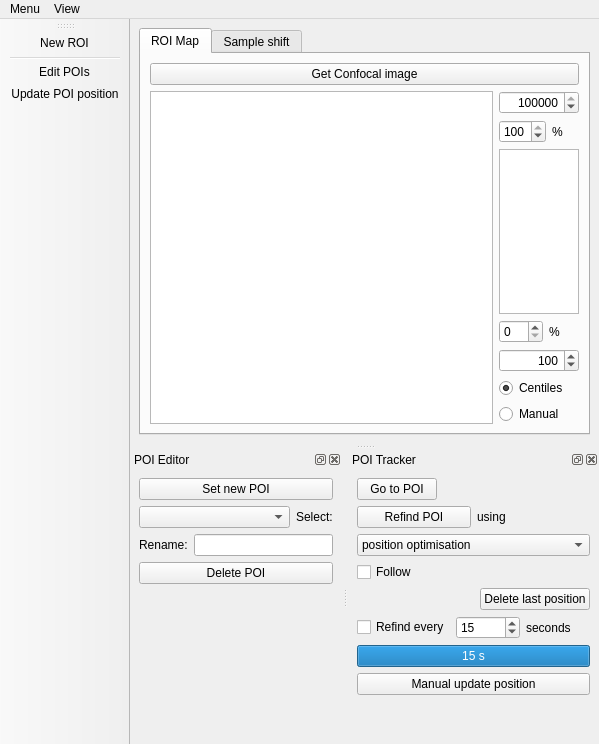
Qt form gui/PoiManager/PoiManagerGuiUI.ui (Ulm-IQO/qudi) before a commit.
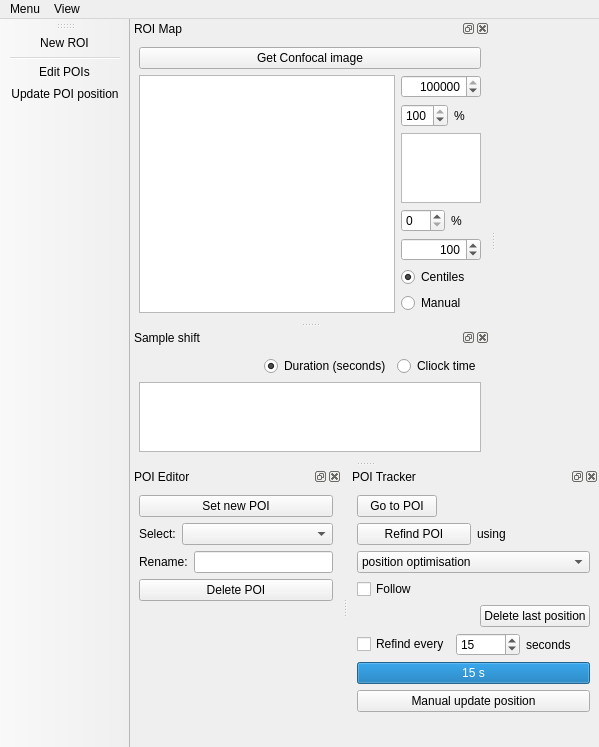
The same form after that commit. Icons and pictures are not drawn. Custom widgets are drawn as their Qt base class.

Commit message: Full dock widget layout for POI Manager.

What changed in the file:
```diff
--- a/gui/PoiManager/PoiManagerGuiUI.ui
+++ b/gui/PoiManager/PoiManagerGuiUI.ui
@@ -7,12 +7,15 @@
     <x>0</x>
     <y>0</y>
     <width>599</width>
-    <height>744</height>
+    <height>747</height>
    </rect>
   </property>
   <property name="windowTitle">
    <string>qudi: POI Manager</string>
   </property>
+  <property name="tabShape">
+   <enum>QTabWidget::Triangular</enum>
+  </property>
   <property name="dockOptions">
    <set>QMainWindow::AllowTabbedDocks|QMainWindow::AnimatedDocks</set>
   </property>
@@ -20,286 +23,7 @@
    <property name="enabled">
     <bool>true</bool>
    </property>
-   <layout class="QVBoxLayout" name="verticalLayout_3">
-    <item>
-     <widget class="QTabWidget" name="tabWidget">
-      <property name="currentIndex">
-       <number>0</number>
-      </property>
-      <widget class="QWidget" name="roiMap">
-       <attribute name="title">
-        <string>ROI Map</string>
-       </attribute>
-       <layout class="QVBoxLayout" name="verticalLayout_4">
-        <item>
-         <widget class="QPushButton" name="get_confocal_image_Button">
-          <property name="text">
-           <string>Get Confocal image</string>
-          </property>
-         </widget>
-        </item>
-        <item>
-         <layout class="QHBoxLayout" name="horizontalLayout_10">
-          <item>
-           <widget class="PlotWidget" name="roi_map_ViewWidget">
-            <property name="sizePolicy">
-             <sizepolicy hsizetype="Expanding" vsizetype="Expanding">
-              <horstretch>0</horstretch>
-              <verstretch>6</verstretch>
-             </sizepolicy>
-            </property>
-           </widget>
-          </item>
-          <item>
-           <layout class="QVBoxLayout" name="verticalLayout" stretch="0,0,1,0,0,0,0">
-            <item>
-             <widget class="QSpinBox" name="roi_cb_max_InputWidget">
-              <property name="sizePolicy">
-               <sizepolicy hsizetype="Fixed" vsizetype="Fixed">
-                <horstretch>0</horstretch>
-                <verstretch>0</verstretch>
-               </sizepolicy>
-              </property>
-              <property name="maximumSize">
-               <size>
-                <width>80</width>
-                <height>16777215</height>
-               </size>
-              </property>
-              <property name="mouseTracking">
-               <bool>true</bool>
-              </property>
-              <property name="acceptDrops">
-               <bool>true</bool>
-              </property>
-              <property name="alignment">
-               <set>Qt::AlignRight|Qt::AlignTrailing|Qt::AlignVCenter</set>
-              </property>
-              <property name="accelerated">
-               <bool>true</bool>
-              </property>
-              <property name="minimum">
-               <number>-100000000</number>
-              </property>
-              <property name="maximum">
-               <number>100000000</number>
-              </property>
-              <property name="singleStep">
-               <number>1000</number>
-              </property>
-              <property name="value">
-               <number>100000</number>
-              </property>
-             </widget>
-            </item>
-            <item>
-             <layout class="QHBoxLayout" name="horizontalLayout_9">
-              <item>
-               <widget class="QSpinBox" name="roi_cb_high_centile_InputWidget">
-                <property name="maximumSize">
-                 <size>
-                  <width>16777215</width>
-                  <height>16777215</height>
-                 </size>
-                </property>
-                <property name="minimum">
-                 <number>50</number>
-                </property>
-                <property name="maximum">
-                 <number>100</number>
-                </property>
-                <property name="value">
-                 <number>100</number>
-                </property>
-               </widget>
-              </item>
-              <item>
-               <widget class="QLabel" name="label_5">
-                <property name="maximumSize">
-                 <size>
-                  <width>30</width>
-                  <height>16777215</height>
-                 </size>
-                </property>
-                <property name="text">
-                 <string>%</string>
-                </property>
-               </widget>
-              </item>
-             </layout>
-            </item>
-            <item>
-             <widget class="PlotWidget" name="roi_cb_ViewWidget">
-              <property name="sizePolicy">
-               <sizepolicy hsizetype="Preferred" vsizetype="Preferred">
-                <horstretch>0</horstretch>
-                <verstretch>0</verstretch>
-               </sizepolicy>
-              </property>
-              <property name="maximumSize">
-               <size>
-                <width>80</width>
-                <height>16777215</height>
-               </size>
-              </property>
-             </widget>
-            </item>
-            <item>
-             <layout class="QHBoxLayout" name="horizontalLayout_4">
-              <item>
-               <widget class="QSpinBox" name="roi_cb_low_centile_InputWidget">
-                <property name="maximumSize">
-                 <size>
-                  <width>16777215</width>
-                  <height>16777215</height>
-                 </size>
-                </property>
-                <property name="maximum">
-                 <number>50</number>
-                </property>
-                <property name="value">
-                 <number>0</number>
-                </property>
-               </widget>
-              </item>
-              <item>
-               <widget class="QLabel" name="label_2">
-                <property name="maximumSize">
-                 <size>
-                  <width>30</width>
-                  <height>16777215</height>
-                 </size>
-                </property>
-                <property name="text">
-                 <string>%</string>
-                </property>
-               </widget>
-              </item>
-             </layout>
-            </item>
-            <item>
-             <widget class="QSpinBox" name="roi_cb_min_InputWidget">
-              <property name="sizePolicy">
-               <sizepolicy hsizetype="Fixed" vsizetype="Fixed">
-                <horstretch>0</horstretch>
-                <verstretch>0</verstretch>
-               </sizepolicy>
-              </property>
-              <property name="maximumSize">
-               <size>
-                <width>80</width>
-                <height>16777215</height>
-               </size>
-              </property>
-              <property name="mouseTracking">
-               <bool>true</bool>
-              </property>
-              <property name="acceptDrops">
-               <bool>true</bool>
-              </property>
-              <property name="alignment">
-               <set>Qt::AlignRight|Qt::AlignTrailing|Qt::AlignVCenter</set>
-              </property>
-              <property name="accelerated">
-               <bool>true</bool>
-              </property>
-              <property name="minimum">
-               <number>-100000000</number>
-              </property>
-              <property name="maximum">
-               <number>100000000</number>
-              </property>
-              <property name="singleStep">
-               <number>1000</number>
-              </property>
-              <property name="value">
-               <number>100</number>
-              </property>
-             </widget>
-            </item>
-            <item>
-             <widget class="QRadioButton" name="roi_cb_centiles_RadioButton">
-              <property name="text">
-               <string>Centiles</string>
-              </property>
-              <property name="checked">
-               <bool>true</bool>
-              </property>
-             </widget>
-            </item>
-            <item>
-             <widget class="QRadioButton" name="roi_cb_manual_RadioButton">
-              <property name="text">
-               <string>Manual</string>
-              </property>
-              <property name="checked">
-               <bool>false</bool>
-              </property>
-             </widget>
-            </item>
-           </layout>
-          </item>
-         </layout>
-        </item>
-       </layout>
-      </widget>
-      <widget class="QWidget" name="sampleShift">
-       <attribute name="title">
-        <string>Sample shift</string>
-       </attribute>
-       <layout class="QVBoxLayout" name="verticalLayout_2">
-        <item>
-         <layout class="QHBoxLayout" name="horizontalLayout_6">
-          <item>
-           <spacer name="horizontalSpacer_4">
-            <property name="orientation">
-             <enum>Qt::Horizontal</enum>
-            </property>
-            <property name="sizeHint" stdset="0">
-             <size>
-              <width>40</width>
-              <height>20</height>
-             </size>
-            </property>
-           </spacer>
-          </item>
-          <item>
-           <widget class="QRadioButton" name="radioButton_2">
-            <property name="text">
-             <string>Duration (seconds)</string>
-            </property>
-            <property name="checked">
-             <bool>true</bool>
-            </property>
-           </widget>
-          </item>
-          <item>
-           <widget class="QRadioButton" name="radioButton">
-            <property name="text">
-             <string>Cliock time</string>
-            </property>
-           </widget>
-          </item>
-         </layout>
-        </item>
-        <item>
-         <widget class="PlotWidget" name="sample_shift_ViewWidget">
-          <property name="sizePolicy">
-           <sizepolicy hsizetype="Expanding" vsizetype="Expanding">
-            <horstretch>0</horstretch>
-            <verstretch>6</verstretch>
-           </sizepolicy>
-          </property>
-         </widget>
-        </item>
-       </layout>
-      </widget>
-     </widget>
-    </item>
-    <item>
-     <layout class="QHBoxLayout" name="horizontalLayout_5"/>
-    </item>
-   </layout>
+   <layout class="QVBoxLayout" name="verticalLayout_3"/>
   </widget>
   <widget class="QMenuBar" name="menubar">
    <property name="geometry">
@@ -367,6 +91,13 @@
      </item>
      <item>
       <layout class="QHBoxLayout" name="horizontalLayout_13">
+       <item>
+        <widget class="QLabel" name="label">
+         <property name="text">
+          <string>Select:</string>
+         </property>
+        </widget>
+       </item>
        <item>
         <widget class="QComboBox" name="active_poi_Input">
          <property name="sizePolicy">
@@ -380,13 +111,6 @@
          </property>
         </widget>
        </item>
-       <item>
-        <widget class="QLabel" name="label">
-         <property name="text">
-          <string>Select:</string>
-         </property>
-        </widget>
-       </item>
       </layout>
      </item>
      <item>
@@ -624,6 +348,284 @@
     </layout>
    </widget>
   </widget>
+  <widget class="QDockWidget" name="roi_map_dockWidget">
+   <property name="windowTitle">
+    <string>ROI Map</string>
+   </property>
+   <attribute name="dockWidgetArea">
+    <number>1</number>
+   </attribute>
+   <widget class="QWidget" name="dockWidgetContents">
+    <layout class="QVBoxLayout" name="verticalLayout_2">
+     <item>
+      <widget class="QPushButton" name="get_confocal_image_Button">
+       <property name="text">
+        <string>Get Confocal image</string>
+       </property>
+      </widget>
+     </item>
+     <item>
+      <layout class="QHBoxLayout" name="horizontalLayout_10">
+       <item>
+        <widget class="PlotWidget" name="roi_map_ViewWidget">
+         <property name="sizePolicy">
+          <sizepolicy hsizetype="Expanding" vsizetype="Expanding">
+           <horstretch>0</horstretch>
+           <verstretch>6</verstretch>
+          </sizepolicy>
+         </property>
+        </widget>
+       </item>
+       <item>
+        <layout class="QVBoxLayout" name="verticalLayout" stretch="0,0,1,0,0,0,0">
+         <item>
+          <widget class="QSpinBox" name="roi_cb_max_InputWidget">
+           <property name="sizePolicy">
+            <sizepolicy hsizetype="Fixed" vsizetype="Fixed">
+             <horstretch>0</horstretch>
+             <verstretch>0</verstretch>
+            </sizepolicy>
+           </property>
+           <property name="maximumSize">
+            <size>
+             <width>80</width>
+             <height>16777215</height>
+            </size>
+           </property>
+           <property name="mouseTracking">
+            <bool>true</bool>
+           </property>
+           <property name="acceptDrops">
+            <bool>true</bool>
+           </property>
+           <property name="alignment">
+            <set>Qt::AlignRight|Qt::AlignTrailing|Qt::AlignVCenter</set>
+           </property>
+           <property name="accelerated">
+            <bool>true</bool>
+           </property>
+           <property name="minimum">
+            <number>-100000000</number>
+           </property>
+           <property name="maximum">
+            <number>100000000</number>
+           </property>
+           <property name="singleStep">
+            <number>1000</number>
+           </property>
+           <property name="value">
+            <number>100000</number>
+           </property>
+          </widget>
+         </item>
+         <item>
+          <layout class="QHBoxLayout" name="horizontalLayout_9">
+           <item>
+            <widget class="QSpinBox" name="roi_cb_high_centile_InputWidget">
+             <property name="maximumSize">
+              <size>
+               <width>16777215</width>
+               <height>16777215</height>
+              </size>
+             </property>
+             <property name="minimum">
+              <number>50</number>
+             </property>
+             <property name="maximum">
+              <number>100</number>
+             </property>
+             <property name="value">
+              <number>100</number>
+             </property>
+            </widget>
+           </item>
+           <item>
+            <widget class="QLabel" name="label_5">
+             <property name="maximumSize">
+              <size>
+               <width>30</width>
+               <height>16777215</height>
+              </size>
+             </property>
+             <property name="text">
+              <string>%</string>
+             </property>
+            </widget>
+           </item>
+          </layout>
+         </item>
+         <item>
+          <widget class="PlotWidget" name="roi_cb_ViewWidget">
+           <property name="sizePolicy">
+            <sizepolicy hsizetype="Preferred" vsizetype="Preferred">
+             <horstretch>0</horstretch>
+             <verstretch>0</verstretch>
+            </sizepolicy>
+           </property>
+           <property name="maximumSize">
+            <size>
+             <width>80</width>
+             <height>16777215</height>
+            </size>
+           </property>
+          </widget>
+         </item>
+         <item>
+          <layout class="QHBoxLayout" name="horizontalLayout_4">
+           <item>
+            <widget class="QSpinBox" name="roi_cb_low_centile_InputWidget">
+             <property name="maximumSize">
+              <size>
+               <width>16777215</width>
+               <height>16777215</height>
+              </size>
+             </property>
+             <property name="maximum">
+              <number>50</number>
+             </property>
+             <property name="value">
+              <number>0</number>
+             </property>
+            </widget>
+           </item>
+           <item>
+            <widget class="QLabel" name="label_2">
+             <property name="maximumSize">
+              <size>
+               <width>30</width>
+               <height>16777215</height>
+              </size>
+             </property>
+             <property name="text">
+              <string>%</string>
+             </property>
+            </widget>
+           </item>
+          </layout>
+         </item>
+         <item>
+          <widget class="QSpinBox" name="roi_cb_min_InputWidget">
+           <property name="sizePolicy">
+            <sizepolicy hsizetype="Fixed" vsizetype="Fixed">
+             <horstretch>0</horstretch>
+             <verstretch>0</verstretch>
+            </sizepolicy>
+           </property>
+           <property name="maximumSize">
+            <size>
+             <width>80</width>
+             <height>16777215</height>
+            </size>
+           </property>
+           <property name="mouseTracking">
+            <bool>true</bool>
+           </property>
+           <property name="acceptDrops">
+            <bool>true</bool>
+           </property>
+           <property name="alignment">
+            <set>Qt::AlignRight|Qt::AlignTrailing|Qt::AlignVCenter</set>
+           </property>
+           <property name="accelerated">
+            <bool>true</bool>
+           </property>
+           <property name="minimum">
+            <number>-100000000</number>
+           </property>
+           <property name="maximum">
+            <number>100000000</number>
+           </property>
+           <property name="singleStep">
+            <number>1000</number>
+           </property>
+           <property name="value">
+            <number>100</number>
+           </property>
+          </widget>
+         </item>
+         <item>
+          <widget class="QRadioButton" name="roi_cb_centiles_RadioButton">
+           <property name="text">
+            <string>Centiles</string>
+           </property>
+           <property name="checked">
+            <bool>true</bool>
+           </property>
+          </widget>
+         </item>
+         <item>
+          <widget class="QRadioButton" name="roi_cb_manual_RadioButton">
+           <property name="text">
+            <string>Manual</string>
+           </property>
+           <property name="checked">
+            <bool>false</bool>
+           </property>
+          </widget>
+         </item>
+        </layout>
+       </item>
+      </layout>
+     </item>
+    </layout>
+   </widget>
+  </widget>
+  <widget class="QDockWidget" name="sample_shift_dockWidget">
+   <property name="windowTitle">
+    <string>Sample shift</string>
+   </property>
+   <attribute name="dockWidgetArea">
+    <number>1</number>
+   </attribute>
+   <widget class="QWidget" name="dockWidgetContents_6">
+    <layout class="QVBoxLayout" name="verticalLayout_4">
+     <item>
+      <layout class="QHBoxLayout" name="horizontalLayout_6">
+       <item>
+        <spacer name="horizontalSpacer_4">
+         <property name="orientation">
+          <enum>Qt::Horizontal</enum>
+         </property>
+         <property name="sizeHint" stdset="0">
+          <size>
+           <width>40</width>
+           <height>20</height>
+          </size>
+         </property>
+        </spacer>
+       </item>
+       <item>
+        <widget class="QRadioButton" name="radioButton_2">
+         <property name="text">
+          <string>Duration (seconds)</string>
+         </property>
+         <property name="checked">
+          <bool>true</bool>
+         </property>
+        </widget>
+       </item>
+       <item>
+        <widget class="QRadioButton" name="radioButton">
+         <property name="text">
+          <string>Cliock time</string>
+         </property>
+        </widget>
+       </item>
+      </layout>
+     </item>
+     <item>
+      <widget class="PlotWidget" name="sample_shift_ViewWidget">
+       <property name="sizePolicy">
+        <sizepolicy hsizetype="Expanding" vsizetype="Expanding">
+         <horstretch>0</horstretch>
+         <verstretch>6</verstretch>
+        </sizepolicy>
+       </property>
+      </widget>
+     </item>
+    </layout>
+   </widget>
+  </widget>
   <action name="actionNew_ROI">
    <property name="icon">
     <iconset theme="document-new">
```
Left out of the diff: 26 changed lines with no effect on the pictures. The commit also changes 2 other files.
